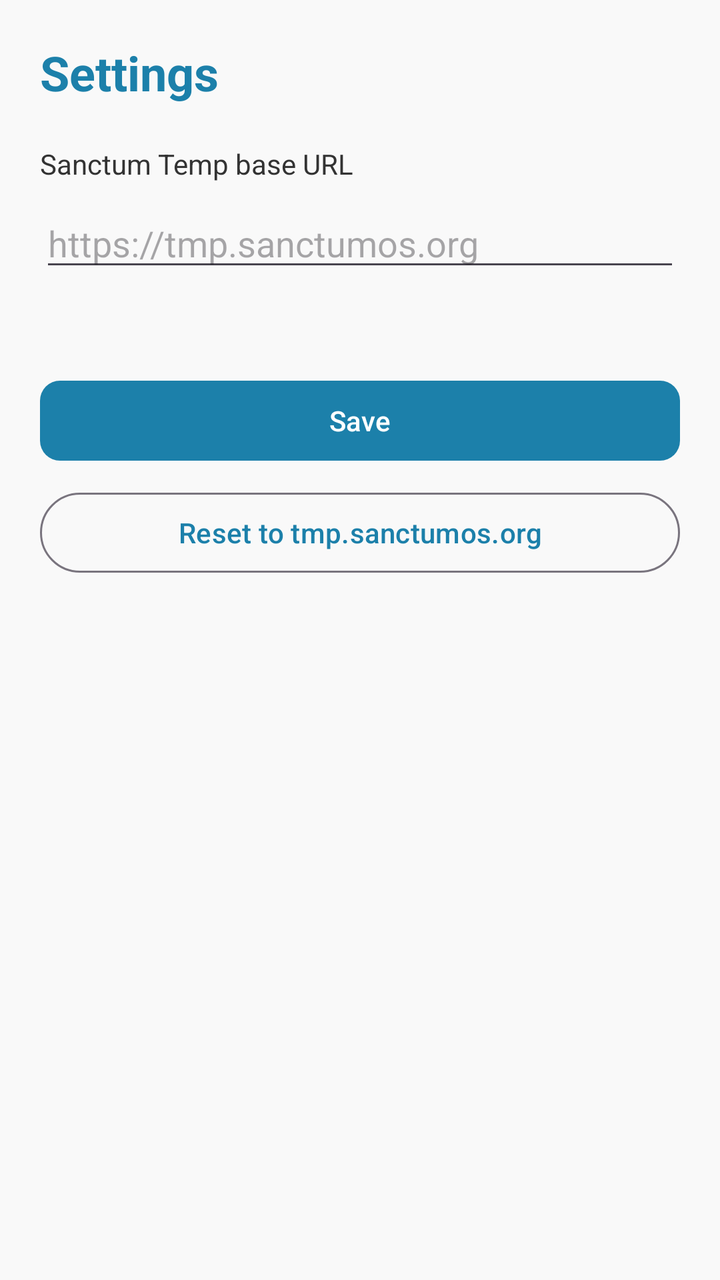
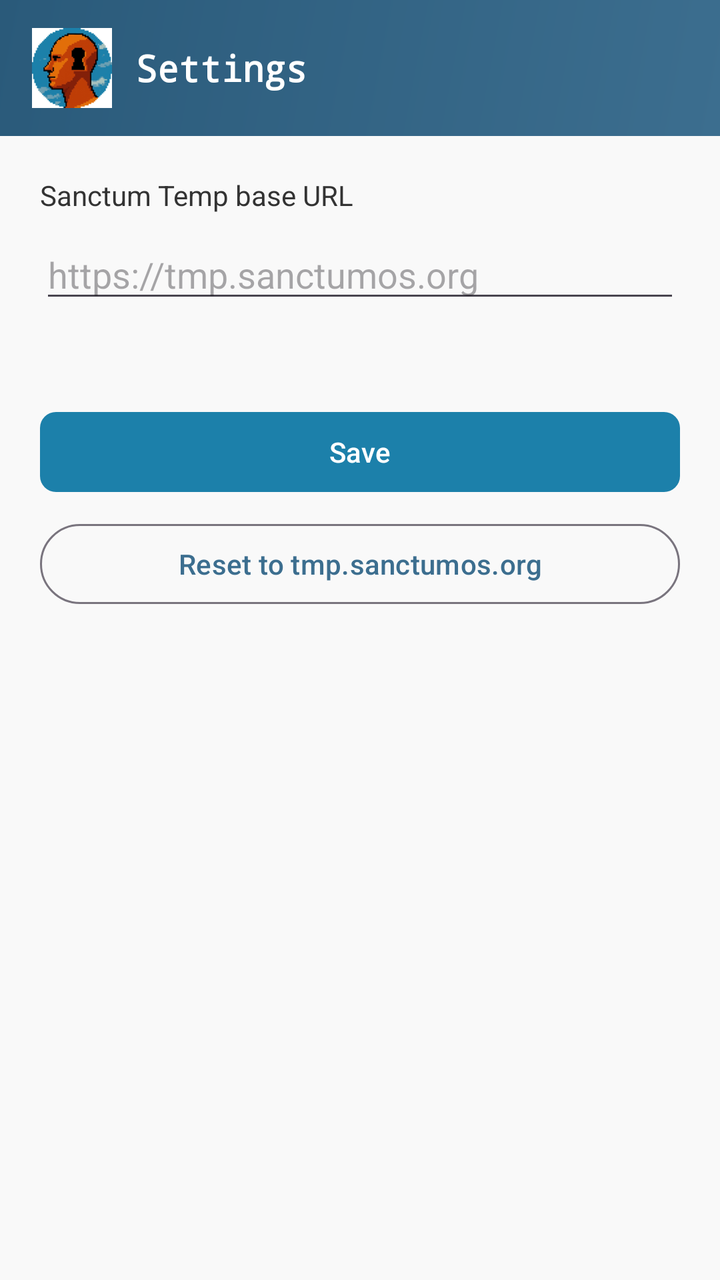

Screens rendered from an Android XML layout before and after an edit, with the pre-edit source and the edit as a unified diff.
<!-- AndroidManifest.xml: application theme Theme.SanctumShare -->
<!-- res/layout/activity_settings.xml -->
<?xml version="1.0" encoding="utf-8"?>
<LinearLayout xmlns:android="http://schemas.android.com/apk/res/android"
    android:layout_width="match_parent"
    android:layout_height="match_parent"
    android:orientation="vertical"
    android:padding="20dp">

    <TextView
        android:layout_width="match_parent"
        android:layout_height="wrap_content"
        android:text="@string/settings_title"
        android:textColor="@color/sanctum_primary"
        android:textSize="24sp"
        android:textStyle="bold" />

    <TextView
        android:layout_width="match_parent"
        android:layout_height="wrap_content"
        android:layout_marginTop="20dp"
        android:text="@string/base_url_label"
        android:textColor="@color/sanctum_ink" />

    <EditText
        android:id="@+id/editBaseUrl"
        android:layout_width="match_parent"
        android:layout_height="wrap_content"
        android:layout_marginTop="8dp"
        android:hint="@string/base_url_hint"
        android:inputType="textUri"
        android:importantForAutofill="no" />

    <TextView
        android:id="@+id/textUploadPreview"
        android:layout_width="match_parent"
        android:layout_height="wrap_content"
        android:layout_marginTop="8dp"
        android:textColor="@color/sanctum_muted"
        android:textSize="13sp" />

    <com.google.android.material.button.MaterialButton
        android:id="@+id/buttonSave"
        android:layout_width="match_parent"
        android:layout_height="wrap_content"
        android:layout_marginTop="20dp"
        android:text="@string/save" />

    <com.google.android.material.button.MaterialButton
        android:id="@+id/buttonReset"
        style="@style/Widget.Material3.Button.OutlinedButton"
        android:layout_width="match_parent"
        android:layout_height="wrap_content"
        android:layout_marginTop="8dp"
        android:text="@string/reset_default" />
</LinearLayout>
<!-- resources referenced by this layout -->
<resources>
  <color name="sanctum_ink">#333333</color>
  <color name="sanctum_muted">#5A6A75</color>
  <color name="sanctum_primary">#1C80AA</color>
  <string name="base_url_hint">https://tmp.sanctumos.org</string>
  <string name="base_url_label">Sanctum Temp base URL</string>
  <string name="reset_default">Reset to tmp.sanctumos.org</string>
  <string name="save">Save</string>
  <string name="settings_title">Settings</string>
  <style name="Theme.SanctumShare" parent="Theme.Material3.Light.NoActionBar">
          <item name="colorPrimary">@color/sanctum_primary</item>
          <item name="colorSecondary">@color/sanctum_secondary</item>
          <item name="colorOnPrimary">@android:color/white</item>
          <item name="android:statusBarColor">@color/sanctum_primary</item>
          <item name="android:navigationBarColor">@color/sanctum_bg</item>
          <item name="android:windowBackground">@color/sanctum_bg</item>
          <item name="android:textColorPrimary">@color/sanctum_ink</item>
          <item name="android:windowLightStatusBar">false</item>
          <item name="materialButtonStyle">@style/Widget.SanctumShare.Button</item>
      </style>
  <color name="sanctum_secondary">#E16E0A</color>
  <color name="sanctum_bg">#F9F9F9</color>
  <style name="Widget.SanctumShare.Button" parent="Widget.Material3.Button">
          <item name="backgroundTint">@color/sanctum_primary</item>
          <item name="android:textColor">@android:color/white</item>
          <item name="cornerRadius">10dp</item>
      </style>
</resources>

<!-- the commit's change to res/layout/activity_settings.xml (unified diff, before → after) -->
@@ -2,53 +2,79 @@
 <LinearLayout xmlns:android="http://schemas.android.com/apk/res/android"
     android:layout_width="match_parent"
     android:layout_height="match_parent"
-    android:orientation="vertical"
-    android:padding="20dp">
+    android:background="@color/sanctum_bg"
+    android:orientation="vertical">
 
-    <TextView
+    <LinearLayout
         android:layout_width="match_parent"
         android:layout_height="wrap_content"
-        android:text="@string/settings_title"
-        android:textColor="@color/sanctum_primary"
-        android:textSize="24sp"
-        android:textStyle="bold" />
+        android:background="@drawable/bg_site_bar"
+        android:gravity="center_vertical"
+        android:orientation="horizontal"
+        android:paddingStart="16dp"
+        android:paddingTop="14dp"
+        android:paddingEnd="16dp"
+        android:paddingBottom="14dp">
 
-    <TextView
+        <ImageView
+            android:layout_width="40dp"
+            android:layout_height="40dp"
+            android:contentDescription="@string/org_line"
+            android:src="@drawable/ic_sanctum_logo" />
+
+        <TextView
+            android:layout_width="wrap_content"
+            android:layout_height="wrap_content"
+            android:layout_marginStart="12dp"
+            android:fontFamily="monospace"
+            android:text="@string/settings_title"
+            android:textColor="@color/sanctum_on_bar"
+            android:textSize="18sp"
+            android:textStyle="bold" />
+    </LinearLayout>
+
+    <LinearLayout
         android:layout_width="match_parent"
-        android:layout_height="wrap_content"
-        android:layout_marginTop="20dp"
-        android:text="@string/base_url_label"
-        android:textColor="@color/sanctum_ink" />
+        android:layout_height="match_parent"
+        android:orientation="vertical"
+        android:padding="20dp">
 
-    <EditText
-        android:id="@+id/editBaseUrl"
-        android:layout_width="match_parent"
-        android:layout_height="wrap_content"
-        android:layout_marginTop="8dp"
-        android:hint="@string/base_url_hint"
-        android:inputType="textUri"
-        android:importantForAutofill="no" />
+        <TextView
+            android:layout_width="match_parent"
+            android:layout_height="wrap_content"
+            android:text="@string/base_url_label"
+            android:textColor="@color/sanctum_ink" />
 
-    <TextView
-        android:id="@+id/textUploadPreview"
-        android:layout_width="match_parent"
-        android:layout_height="wrap_content"
-        android:layout_marginTop="8dp"
-        android:textColor="@color/sanctum_muted"
-        android:textSize="13sp" />
+        <EditText
+            android:id="@+id/editBaseUrl"
+            android:layout_width="match_parent"
+            android:layout_height="wrap_content"
+            android:layout_marginTop="8dp"
+            android:hint="@string/base_url_hint"
+            android:importantForAutofill="no"
+            android:inputType="textUri" />
 
-    <com.google.android.material.button.MaterialButton
-        android:id="@+id/buttonSave"
-        android:layout_width="match_parent"
-        android:layout_height="wrap_content"
-        android:layout_marginTop="20dp"
-        android:text="@string/save" />
+        <TextView
+            android:id="@+id/textUploadPreview"
+            android:layout_width="match_parent"
+            android:layout_height="wrap_content"
+            android:layout_marginTop="8dp"
+            android:textColor="@color/sanctum_muted"
+            android:textSize="13sp" />
 
-    <com.google.android.material.button.MaterialButton
-        android:id="@+id/buttonReset"
-        style="@style/Widget.Material3.Button.OutlinedButton"
-        android:layout_width="match_parent"
-        android:layout_height="wrap_content"
-        android:layout_marginTop="8dp"
-        android:text="@string/reset_default" />
+        <com.google.android.material.button.MaterialButton
+            android:id="@+id/buttonSave"
+            android:layout_width="match_parent"
+            android:layout_height="wrap_content"
+            android:layout_marginTop="20dp"
+            android:text="@string/save" />
+
+        <com.google.android.material.button.MaterialButton
+            android:id="@+id/buttonReset"
+            style="@style/Widget.Material3.Button.OutlinedButton"
+            android:layout_width="match_parent"
+            android:layout_height="wrap_content"
+            android:layout_marginTop="8dp"
+            android:text="@string/reset_default" />
+    </LinearLayout>
 </LinearLayout>
<!-- resource entries referenced after the edit -->
@@ -2,29 +2,44 @@
 <resources>
   <color name="sanctum_ink">#333333</color>
   <color name="sanctum_muted">#5A6A75</color>
+  <color name="sanctum_on_bar">#FFFFFF</color>
+  <!-- drawable bg_site_bar (drawable) -->
+  <?xml version="1.0" encoding="utf-8"?>
+  <shape xmlns:android="http://schemas.android.com/apk/res/android">
+      <gradient
+          android:angle="135"
+          android:endColor="@color/sanctum_slate_deep"
+          android:startColor="@color/sanctum_slate"
+          android:type="linear" />
+  </shape>
+  <!-- drawable ic_sanctum_logo: png bitmap (drawable, 21569 bytes) -->
   <color name="sanctum_primary">#1C80AA</color>
   <string name="base_url_hint">https://tmp.sanctumos.org</string>
   <string name="base_url_label">Sanctum Temp base URL</string>
+  <string name="org_line">SanctumOS</string>
   <string name="reset_default">Reset to tmp.sanctumos.org</string>
   <string name="save">Save</string>
   <string name="settings_title">Settings</string>
   <style name="Theme.SanctumShare" parent="Theme.Material3.Light.NoActionBar">
-          <item name="colorPrimary">@color/sanctum_primary</item>
+          <item name="colorPrimary">@color/sanctum_slate</item>
+          <item name="colorPrimaryContainer">@color/sanctum_primary</item>
           <item name="colorSecondary">@color/sanctum_secondary</item>
-          <item name="colorOnPrimary">@android:color/white</item>
-          <item name="android:statusBarColor">@color/sanctum_primary</item>
+          <item name="colorOnPrimary">@color/sanctum_on_bar</item>
+          <item name="android:statusBarColor">@color/sanctum_slate_deep</item>
           <item name="android:navigationBarColor">@color/sanctum_bg</item>
           <item name="android:windowBackground">@color/sanctum_bg</item>
           <item name="android:textColorPrimary">@color/sanctum_ink</item>
           <item name="android:windowLightStatusBar">false</item>
           <item name="materialButtonStyle">@style/Widget.SanctumShare.Button</item>
       </style>
+  <color name="sanctum_slate_deep">#2A5A7A</color>
+  <color name="sanctum_slate">#3C6E8F</color>
   <color name="sanctum_secondary">#E16E0A</color>
   <color name="sanctum_bg">#F9F9F9</color>
   <style name="Widget.SanctumShare.Button" parent="Widget.Material3.Button">
           <item name="backgroundTint">@color/sanctum_primary</item>
-          <item name="android:textColor">@android:color/white</item>
-          <item name="cornerRadius">10dp</item>
+          <item name="android:textColor">@color/sanctum_on_bar</item>
+          <item name="cornerRadius">8dp</item>
       </style>
 </resources>
 
